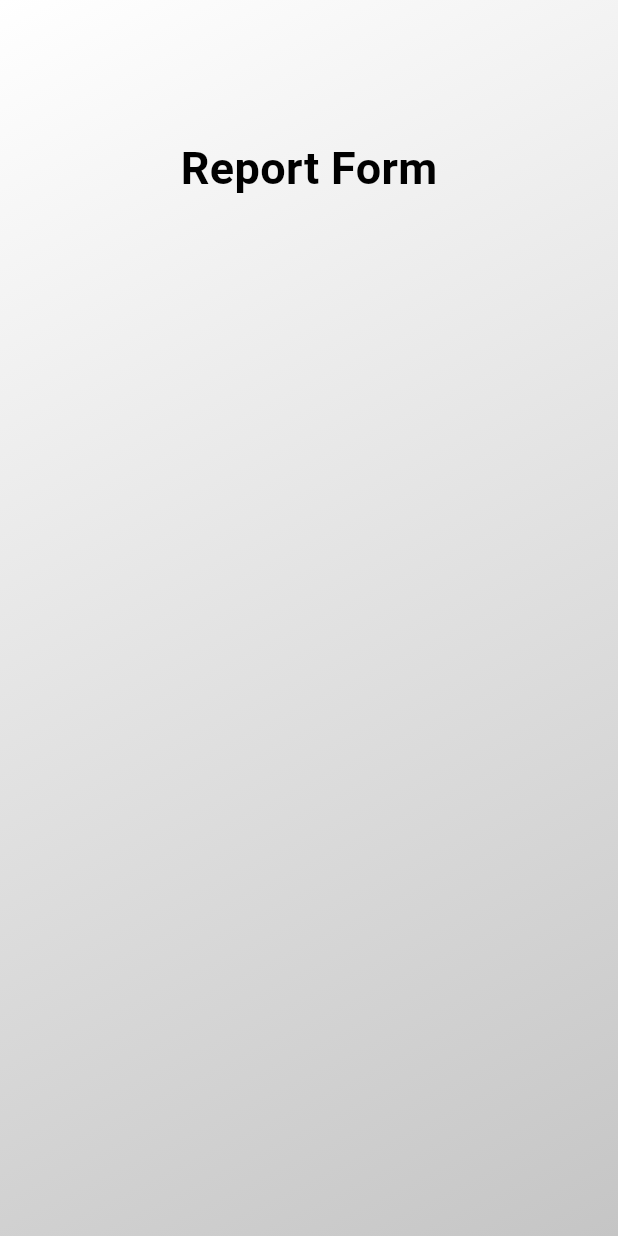
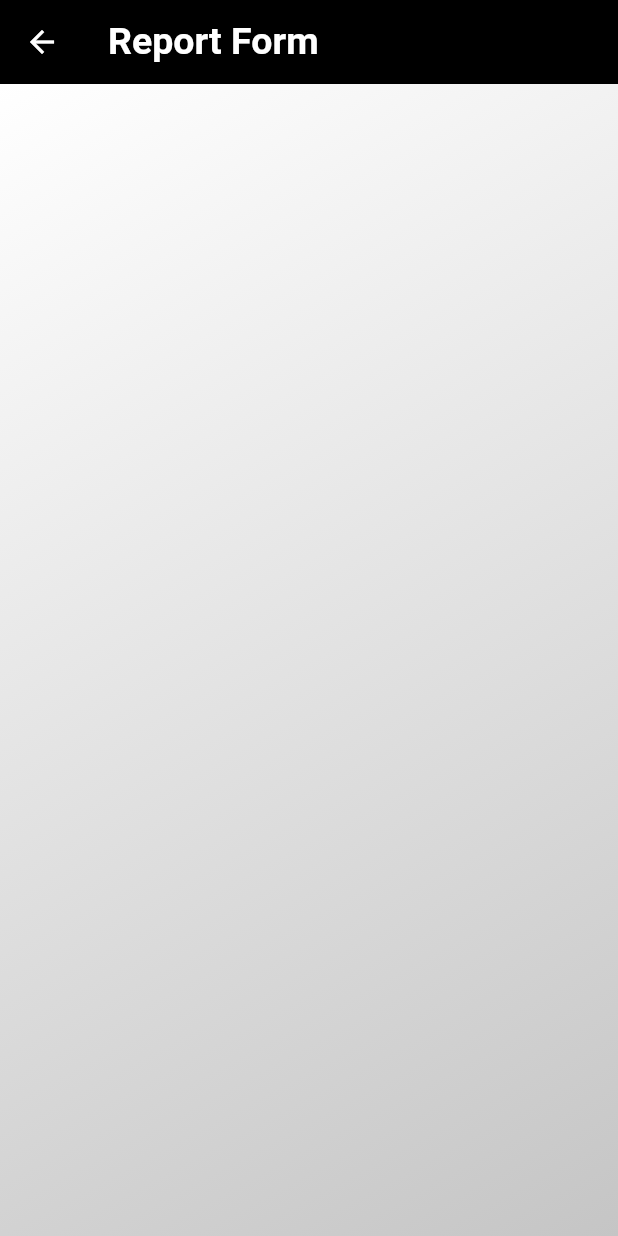
Before and after one commit to ME-CODE-UK/jstapp, a Flutter app: the ReportScreen screen opened directly, on a phone screen of 412 x 824 dp. Run offline on Flutter 3.47's test engine with Material 3 defaults, Android fonts, the phone set to English and light mode, and no system bars; our stand-ins replace google_fonts.

Commit message:
Removed floating title and added it to a new AppBar alongside a back button.

```diff
--- a/lib/screens/report_screen.dart
+++ b/lib/screens/report_screen.dart
@@ -17,23 +17,23 @@
             end: Alignment.bottomRight,
           ),
         ),
-        child: const Center(
-          child: Column(
-            mainAxisSize: MainAxisSize.min,
-            children: [
-              Text(
+      ),
+      appBar: AppBar(
+        leading: IconButton(
+          icon: Icon(Icons.arrow_back),
+          color: Colors.white,
+          onPressed: () => Navigator.of(context).pop(false),
+        ),
+        backgroundColor: Colors.black,
+        title: Text(
                 'Report Form',
                 style: TextStyle(
-                  color: Colors.black,
-                  fontSize: 30,
+                  color: Colors.white,
+                  fontSize: 25,
                   fontWeight: FontWeight.bold,
                 ),
               ),
-              SizedBox(height: 600),
-            ],
-          ),
-        ),
-      ),
+      )
     );
   }
 }//comment added to test new repo
```
